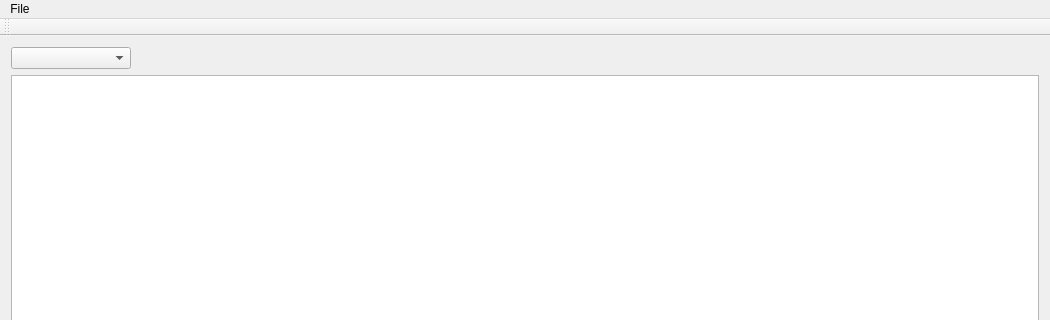
This is MainWindow.ui in tixiv/CAN-Monitor-qt as Qt 5 draws it before an edit; both pictures show x 0 to 1050 and y 0 to 320 of the 1050 by 611 pixel window. The edited form follows.
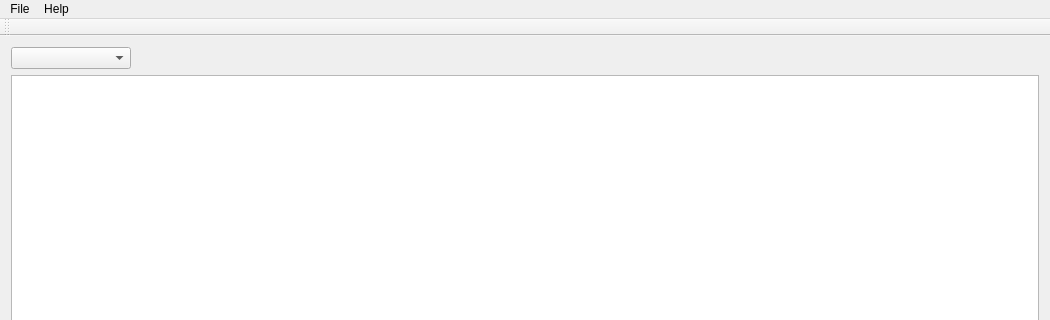
This is the edited form. Icons and pictures are not drawn. Custom widgets are drawn as their Qt base class.

Commit message: Added rudimentary help->about

```diff
--- a/MainWindow.ui
+++ b/MainWindow.ui
@@ -131,7 +131,14 @@
     <addaction name="actionLoad_Tree"/>
     <addaction name="actionSave_Tree"/>
    </widget>
+   <widget class="QMenu" name="menuHelp">
+    <property name="title">
+     <string>Help</string>
+    </property>
+    <addaction name="actionAbout"/>
+   </widget>
    <addaction name="menuFile"/>
+   <addaction name="menuHelp"/>
   </widget>
   <widget class="QToolBar" name="mainToolBar">
    <attribute name="toolBarArea">
```
Left out of the diff: 5 changed lines with no effect on the pictures. The commit also changes 2 other files.
